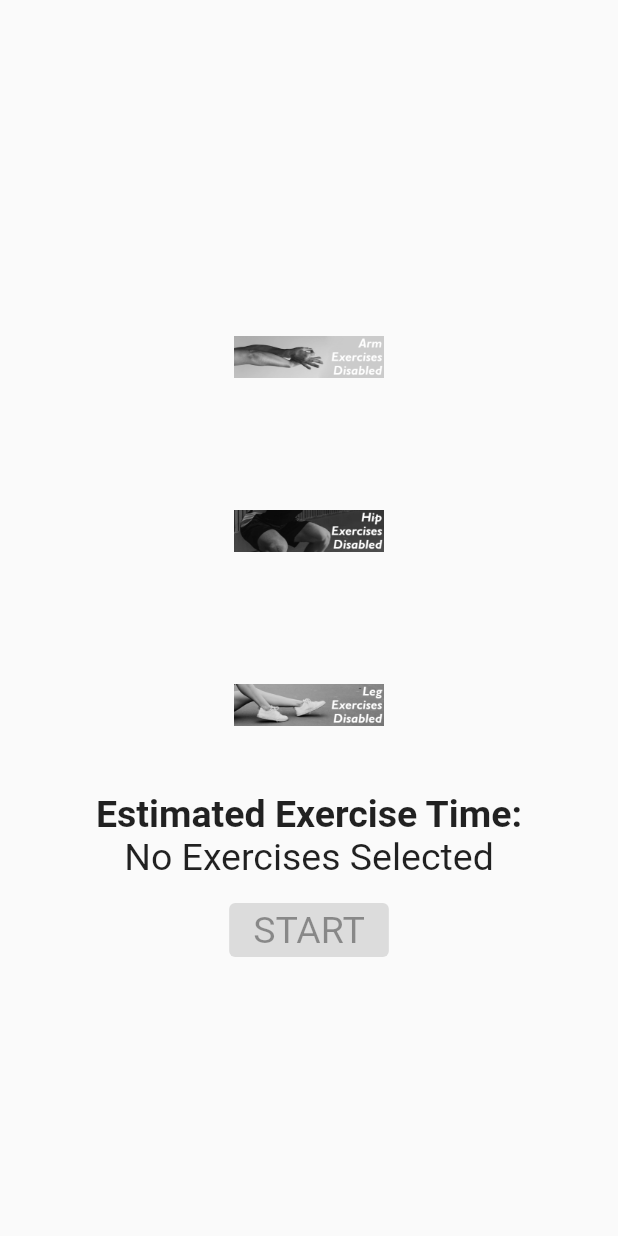
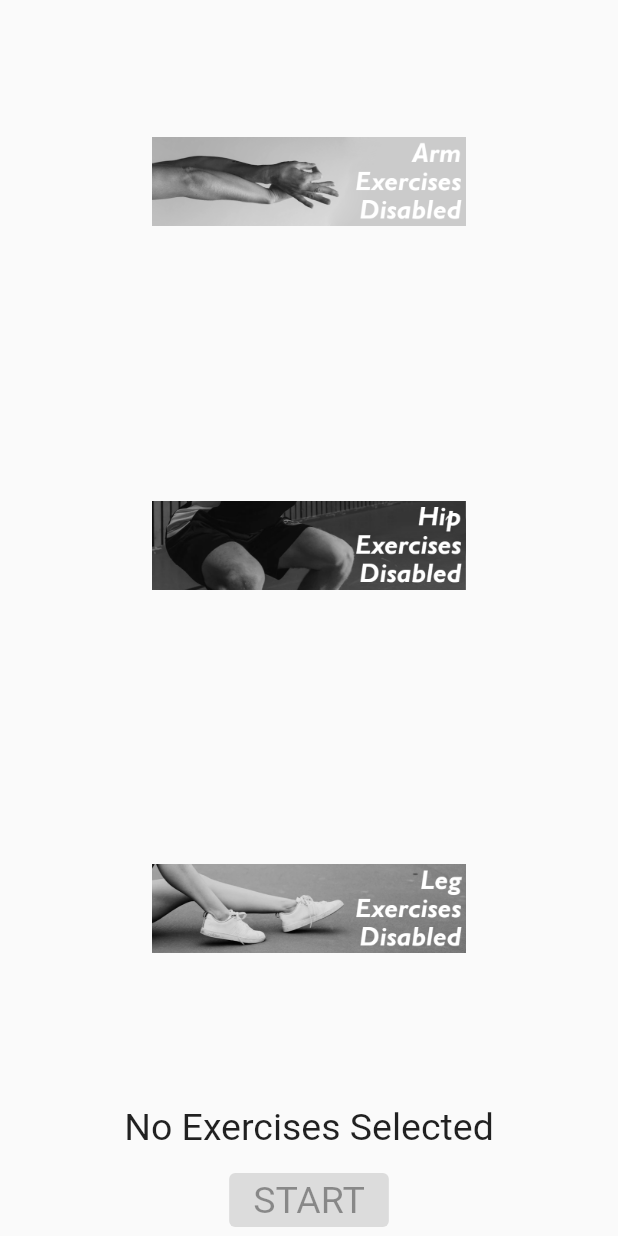
Before and after one commit to BrainHack2021-Hackuna-Matata/app-mobile, a Flutter app: the ExerciseSelectionsScreen screen opened by its route, on a phone screen of 412 x 824 dp. Run offline on Flutter 3.47's test engine with Material 2 defaults, Android fonts, the phone set to English and light mode, and no system bars; our stand-ins replace timer_count_down.

Commit message:
Change Estimated exercise time and added Back to home button

```diff
--- a/lib/screens/exerciseScreen/exerciseSelectionsScreen.dart
+++ b/lib/screens/exerciseScreen/exerciseSelectionsScreen.dart
@@ -90,29 +90,62 @@ class _ExerciseSelectionsScreenState extends State<ExerciseSelectionsScreen> {
         child: Column(
           mainAxisAlignment: MainAxisAlignment.center,
           children: <Widget>[
-            ExerciseOption("arm", _arms, () {
+            Expanded(
+              child: FittedBox(
+                fit: BoxFit.contain,
+                child: ExerciseOption(
+                  "arm",
+                  _arms,
+                  () {
                     setState(() {
                       _arms = _arms ? false : true;
                     });
-            }),
-            ExerciseOption("hip", _hips, () {
+                  },
+                ),
+              ),
+            ),
+            Expanded(
+              child: FittedBox(
+                fit: BoxFit.contain,
+                child: ExerciseOption(
+                  "hip",
+                  _hips,
+                  () {
                     setState(() {
                       _hips = _hips ? false : true;
                     });
-            }),
-            ExerciseOption("leg", _legs, () {
+                  },
+                ),
+              ),
+            ),
+
+            Expanded(
+              child: FittedBox(
+                fit: BoxFit.contain,
+                child: ExerciseOption(
+                  "leg",
+                  _legs,
+                  () {
                     setState(() {
                       _legs = _legs ? false : true;
                     });
-            }),
+                  },
+                ),
+              ),
+            ),
 
             //print time taken for exercises
-            Text(
+            Padding(
+              padding: EdgeInsets.only(top: 10),
+              child: _ExercisesSelected
+                  ? Text(
                       'Estimated Exercise Time:',
                       style: TextStyle(
                         fontWeight: FontWeight.bold,
                         fontSize: 25,
                       ),
+                    )
+                  : null,
             ),
             Text(
               exerciseTimes[selectedCount],
```
Also changed, not shown: lib/screens/exerciseScreen/endExerciseScreen.dart (+15 -1 lines). Lines whose indentation alone changed are shown as unchanged.
